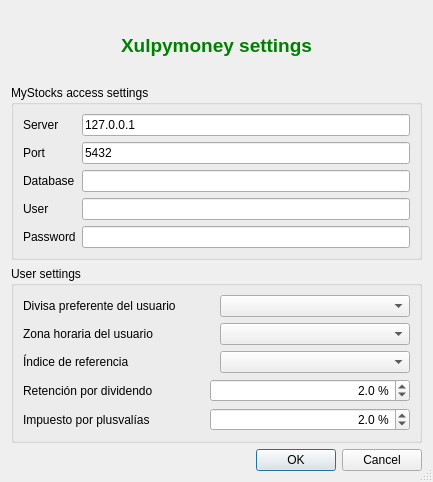
Old version of the form ui/frmSettings.ui in the repository turulomio/xulpymoney.
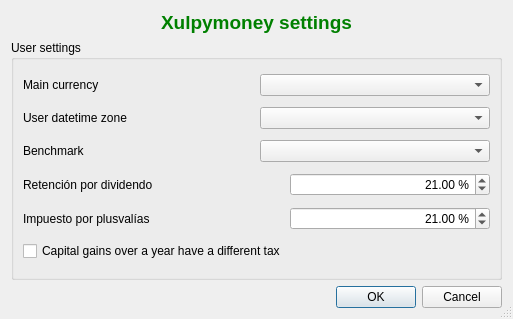
New version of the form. Icons and pictures are not drawn.

Commit message: Refectoring cfg, por mem. Refactoring ConfigXul* by MemXul*. Fix gains time, fixed frmsettings

Patch:
```diff
--- a/ui/frmSettings.ui
+++ b/ui/frmSettings.ui
@@ -9,8 +9,8 @@
    <rect>
     <x>0</x>
     <y>0</y>
-    <width>433</width>
-    <height>482</height>
+    <width>513</width>
+    <height>319</height>
    </rect>
   </property>
   <property name="windowTitle">
@@ -49,106 +49,14 @@
        </property>
       </widget>
      </item>
-     <item>
-      <widget class="QGroupBox" name="groupBox">
-       <property name="title">
-        <string>MyStocks access settings</string>
-       </property>
-       <layout class="QVBoxLayout" name="verticalLayout_3">
-        <item>
-         <layout class="QHBoxLayout" name="horizontalLayout_7">
-          <item>
-           <layout class="QVBoxLayout" name="verticalLayout">
-            <item>
-             <widget class="QLabel" name="lblServer">
-              <property name="text">
-               <string>Server</string>
-              </property>
-             </widget>
-            </item>
-            <item>
-             <widget class="QLabel" name="lblPort">
-              <property name="text">
-               <string>Port</string>
-              </property>
-             </widget>
-            </item>
-            <item>
-             <widget class="QLabel" name="lblDatabase">
-              <property name="text">
-               <string>Database</string>
-              </property>
-             </widget>
-            </item>
-            <item>
-             <widget class="QLabel" name="lblUser">
-              <property name="text">
-               <string>User</string>
-              </property>
-             </widget>
-            </item>
-            <item>
-             <widget class="QLabel" name="lblPass">
-              <property name="text">
-               <string>Password</string>
-              </property>
-             </widget>
-            </item>
-           </layout>
-          </item>
-          <item>
-           <layout class="QVBoxLayout" name="verticalLayout_2">
-            <item>
-             <widget class="QLineEdit" name="txtServer">
-              <property name="inputMethodHints">
-               <set>Qt::ImhNone</set>
-              </property>
-              <property name="text">
-               <string>127.0.0.1</string>
-              </property>
-              <property name="echoMode">
-               <enum>QLineEdit::Normal</enum>
-              </property>
-             </widget>
-            </item>
-            <item>
-             <widget class="QLineEdit" name="txtPort">
-              <property name="text">
-               <string>5432</string>
-              </property>
-             </widget>
-            </item>
-            <item>
-             <widget class="QLineEdit" name="txtDB"/>
-            </item>
-            <item>
-             <widget class="QLineEdit" name="txtUser"/>
-            </item>
-            <item>
-             <widget class="QLineEdit" name="txtPass">
-              <property name="sizePolicy">
-               <sizepolicy hsizetype="Expanding" vsizetype="Fixed">
-                <horstretch>0</horstretch>
-                <verstretch>0</verstretch>
-               </sizepolicy>
-              </property>
-              <property name="inputMethodHints">
-               <set>Qt::ImhHiddenText|Qt::ImhNoAutoUppercase|Qt::ImhNoPredictiveText</set>
-              </property>
-              <property name="echoMode">
-               <enum>QLineEdit::Password</enum>
-              </property>
-             </widget>
-            </item>
-           </layout>
-          </item>
-         </layout>
-        </item>
-       </layout>
-      </widget>
-     </item>
      <item>
       <widget class="QGroupBox" name="groupBox_2">
+       <property name="sizePolicy">
+        <sizepolicy hsizetype="Preferred" vsizetype="Expanding">
+         <horstretch>0</horstretch>
+         <verstretch>0</verstretch>
+        </sizepolicy>
+       </property>
        <property name="title">
         <string>User settings</string>
        </property>
@@ -160,7 +68,7 @@
             <item>
              <widget class="QLabel" name="label">
               <property name="text">
-               <string>Divisa preferente del usuario</string>
+               <string>Main currency</string>
               </property>
              </widget>
             </item>
@@ -174,7 +82,7 @@
             <item>
              <widget class="QLabel" name="label_2">
               <property name="text">
-               <string>Zona horaria del usuario</string>
+               <string>User datetime zone</string>
               </property>
              </widget>
             </item>
@@ -188,7 +96,7 @@
             <item>
              <widget class="QLabel" name="label_3">
               <property name="text">
-               <string>Índice de referencia</string>
+               <string>Benchmark</string>
               </property>
              </widget>
             </item>
@@ -230,13 +138,13 @@
                <string> %</string>
               </property>
               <property name="decimals">
-               <number>1</number>
+               <number>2</number>
               </property>
               <property name="singleStep">
                <double>0.100000000000000</double>
               </property>
               <property name="value">
-               <double>2.000000000000000</double>
+               <double>21.000000000000000</double>
               </property>
              </widget>
             </item>
@@ -275,18 +183,25 @@
                <string> %</string>
               </property>
               <property name="decimals">
-               <number>1</number>
+               <number>2</number>
               </property>
               <property name="singleStep">
                <double>0.100000000000000</double>
               </property>
               <property name="value">
-               <double>2.000000000000000</double>
+               <double>21.000000000000000</double>
               </property>
              </widget>
             </item>
            </layout>
           </item>
+          <item>
+           <widget class="QCheckBox" name="chkGainsYear">
+            <property name="text">
+             <string>Capital gains over a year have a different tax</string>
+            </property>
+           </widget>
+          </item>
          </layout>
         </item>
        </layout>
```
Left out of the diff: 12 changed lines with no effect on the pictures. The commit also changes 64 other files.
